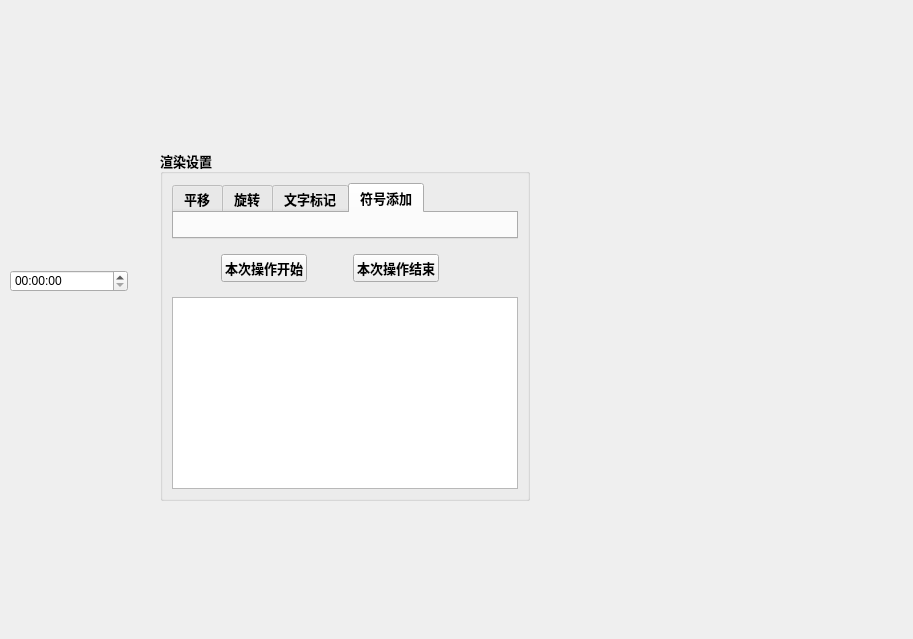
The window that task/Auxiliary_maintenance/maintenance_mask.ui (liuyu690806/AR) describes before a commit, drawn with Qt 5.
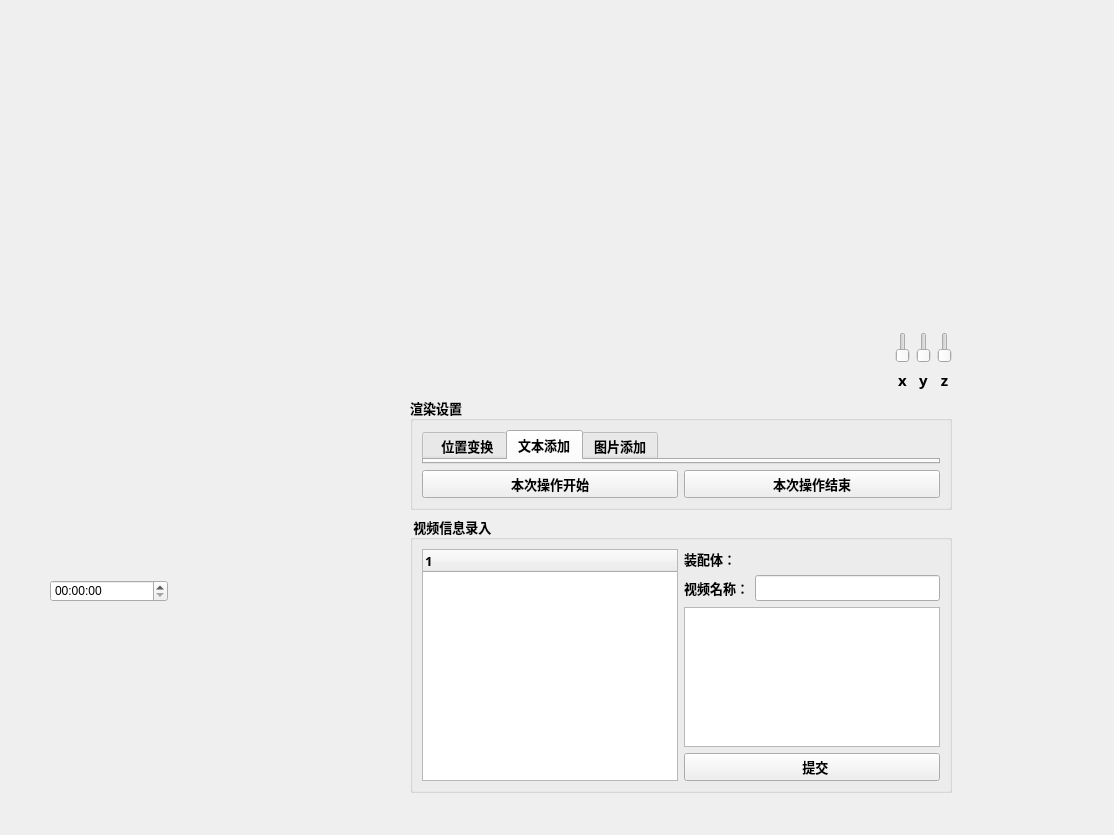
The same window after the commit.

```diff
--- a/task/Auxiliary_maintenance/maintenance_mask.ui
+++ b/task/Auxiliary_maintenance/maintenance_mask.ui
@@ -6,136 +6,18 @@
    <rect>
     <x>0</x>
     <y>0</y>
-    <width>913</width>
-    <height>639</height>
+    <width>1114</width>
+    <height>835</height>
    </rect>
   </property>
   <property name="windowTitle">
    <string>Form</string>
   </property>
-  <widget class="QGroupBox" name="gb_xr">
-   <property name="geometry">
-    <rect>
-     <x>160</x>
-     <y>150</y>
-     <width>370</width>
-     <height>351</height>
-    </rect>
-   </property>
-   <property name="font">
-    <font>
-     <family>微软雅黑</family>
-     <pointsize>10</pointsize>
-     <weight>75</weight>
-     <bold>true</bold>
-    </font>
-   </property>
-   <property name="title">
-    <string>渲染设置</string>
-   </property>
-   <layout class="QVBoxLayout" name="verticalLayout">
-    <item>
-     <widget class="QTabWidget" name="tab_addtag">
-      <property name="currentIndex">
-       <number>3</number>
-      </property>
-      <widget class="QWidget" name="tab_tran">
-       <attribute name="title">
-        <string>平移</string>
-       </attribute>
-      </widget>
-      <widget class="QWidget" name="tab_ro">
-       <attribute name="title">
-        <string>旋转</string>
-       </attribute>
-      </widget>
-      <widget class="QWidget" name="tab_addtext">
-       <attribute name="title">
-        <string>文字标记</string>
-       </attribute>
-      </widget>
-      <widget class="QWidget" name="tab">
-       <attribute name="title">
-        <string>符号添加</string>
-       </attribute>
-      </widget>
-     </widget>
-    </item>
-    <item>
-     <widget class="QWidget" name="widget" native="true">
-      <property name="sizePolicy">
-       <sizepolicy hsizetype="Fixed" vsizetype="Fixed">
-        <horstretch>0</horstretch>
-        <verstretch>0</verstretch>
-       </sizepolicy>
-      </property>
-      <layout class="QHBoxLayout" name="horizontalLayout">
-       <item>
-        <spacer name="horizontalSpacer">
-         <property name="orientation">
-          <enum>Qt::Horizontal</enum>
-         </property>
-         <property name="sizeHint" stdset="0">
-          <size>
-           <width>40</width>
-           <height>20</height>
-          </size>
-         </property>
-        </spacer>
-       </item>
-       <item>
-        <widget class="QPushButton" name="pushButton_2">
-         <property name="text">
-          <string>本次操作开始</string>
-         </property>
-        </widget>
-       </item>
-       <item>
-        <spacer name="horizontalSpacer_2">
-         <property name="orientation">
-          <enum>Qt::Horizontal</enum>
-         </property>
-         <property name="sizeHint" stdset="0">
-          <size>
-           <width>40</width>
-           <height>20</height>
-          </size>
-         </property>
-        </spacer>
-       </item>
-       <item>
-        <widget class="QPushButton" name="pushButton">
-         <property name="text">
-          <string>本次操作结束</string>
-         </property>
-        </widget>
-       </item>
-       <item>
-        <spacer name="horizontalSpacer_3">
-         <property name="orientation">
-          <enum>Qt::Horizontal</enum>
-         </property>
-         <property name="sizeHint" stdset="0">
-          <size>
-           <width>40</width>
-           <height>20</height>
-          </size>
-         </property>
-        </spacer>
-       </item>
-      </layout>
-     </widget>
-    </item>
-    <item>
-     <widget class="QListWidget" name="listWidget"/>
-    </item>
-   </layout>
-  </widget>
   <widget class="QTimeEdit" name="timeEdit">
    <property name="geometry">
     <rect>
-     <x>10</x>
-     <y>270</y>
+     <x>50</x>
+     <y>580</y>
      <width>118</width>
      <height>22</height>
     </rect>
@@ -144,22 +26,273 @@
   <widget class="QWidget" name="widget_vedio" native="true">
    <property name="geometry">
     <rect>
-     <x>10</x>
-     <y>80</y>
-     <width>120</width>
-     <height>141</height>
+     <x>30</x>
+     <y>30</y>
+     <width>81</width>
+     <height>531</height>
     </rect>
    </property>
   </widget>
-  <widget class="QWidget" name="widget_model" native="true">
+  <widget class="QWidget" name="verticalLayoutWidget_5">
    <property name="geometry">
     <rect>
-     <x>260</x>
-     <y>60</y>
-     <width>120</width>
-     <height>80</height>
+     <x>410</x>
+     <y>332</y>
+     <width>542</width>
+     <height>461</height>
     </rect>
    </property>
+   <layout class="QVBoxLayout" name="verticalLayout_5">
+    <property name="topMargin">
+     <number>0</number>
+    </property>
+    <property name="bottomMargin">
+     <number>0</number>
+    </property>
+    <item>
+     <layout class="QHBoxLayout" name="horizontalLayout_2">
+      <item>
+       <layout class="QGridLayout" name="gridLayout_3">
+        <item row="1" column="3">
+         <widget class="QLabel" name="label_3">
+          <property name="font">
+           <font>
+            <family>微软雅黑</family>
+            <pointsize>11</pointsize>
+            <weight>75</weight>
+            <bold>true</bold>
+           </font>
+          </property>
+          <property name="text">
+           <string>z</string>
+          </property>
+          <property name="alignment">
+           <set>Qt::AlignCenter</set>
+          </property>
+         </widget>
+        </item>
+        <item row="1" column="1">
+         <widget class="QLabel" name="label_2">
+          <property name="font">
+           <font>
+            <family>微软雅黑</family>
+            <pointsize>11</pointsize>
+            <weight>75</weight>
+            <bold>true</bold>
+           </font>
+          </property>
+          <property name="text">
+           <string>x</string>
+          </property>
+          <property name="alignment">
+           <set>Qt::AlignCenter</set>
+          </property>
+         </widget>
+        </item>
+        <item row="0" column="1">
+         <widget class="QSlider" name="verticalSlider">
+          <property name="orientation">
+           <enum>Qt::Vertical</enum>
+          </property>
+         </widget>
+        </item>
+        <item row="1" column="2">
+         <widget class="QLabel" name="label">
+          <property name="font">
+           <font>
+            <family>微软雅黑</family>
+            <pointsize>11</pointsize>
+            <weight>75</weight>
+            <bold>true</bold>
+           </font>
+          </property>
+          <property name="text">
+           <string>y</string>
+          </property>
+          <property name="alignment">
+           <set>Qt::AlignCenter</set>
+          </property>
+         </widget>
+        </item>
+        <item row="0" column="2">
+         <widget class="QSlider" name="verticalSlider_2">
+          <property name="orientation">
+           <enum>Qt::Vertical</enum>
+          </property>
+         </widget>
+        </item>
+        <item row="0" column="3">
+         <widget class="QSlider" name="verticalSlider_3">
+          <property name="orientation">
+           <enum>Qt::Vertical</enum>
+          </property>
+         </widget>
+        </item>
+        <item row="0" column="0">
+         <widget class="QWidget" name="widget_model" native="true"/>
+        </item>
+       </layout>
+      </item>
+     </layout>
+    </item>
+    <item>
+     <layout class="QVBoxLayout" name="verticalLayout_3"/>
+    </item>
+    <item>
+     <widget class="QGroupBox" name="gb_xuanran">
+      <property name="font">
+       <font>
+        <family>微软雅黑</family>
+        <pointsize>10</pointsize>
+        <weight>75</weight>
+        <bold>true</bold>
+       </font>
+      </property>
+      <property name="title">
+       <string>渲染设置</string>
+      </property>
+      <layout class="QGridLayout" name="gridLayout_2">
+       <item row="0" column="0" rowspan="2" colspan="2">
+        <layout class="QVBoxLayout" name="verticalLayout">
+         <item>
+          <widget class="QTabWidget" name="tabWidget">
+           <property name="currentIndex">
+            <number>1</number>
+           </property>
+           <widget class="QWidget" name="tab">
+            <attribute name="title">
+             <string>  位置变换</string>
+            </attribute>
+           </widget>
+           <widget class="QWidget" name="tab_2">
+            <attribute name="title">
+             <string>文本添加</string>
+            </attribute>
+           </widget>
+           <widget class="QWidget" name="tab_3">
+            <attribute name="title">
+             <string>图片添加</string>
+            </attribute>
+           </widget>
+          </widget>
+         </item>
+         <item>
+          <layout class="QHBoxLayout" name="horizontalLayout_3">
+           <item>
+            <widget class="QPushButton" name="btn_start">
+             <property name="sizePolicy">
+              <sizepolicy hsizetype="Preferred" vsizetype="Preferred">
+               <horstretch>0</horstretch>
+               <verstretch>0</verstretch>
+              </sizepolicy>
+             </property>
+             <property name="text">
+              <string>本次操作开始</string>
+             </property>
+            </widget>
+           </item>
+           <item>
+            <widget class="QPushButton" name="btn_stop">
+             <property name="sizePolicy">
+              <sizepolicy hsizetype="Preferred" vsizetype="Preferred">
+               <horstretch>0</horstretch>
+               <verstretch>0</verstretch>
+              </sizepolicy>
+             </property>
+             <property name="text">
+              <string>本次操作结束</string>
+             </property>
+            </widget>
+           </item>
+          </layout>
+         </item>
+        </layout>
+       </item>
+       <item row="1" column="1">
+        <widget class="QWidget" name="widget" native="true">
+         <property name="sizePolicy">
+          <sizepolicy hsizetype="Fixed" vsizetype="Fixed">
+           <horstretch>0</horstretch>
+           <verstretch>0</verstretch>
+          </sizepolicy>
+         </property>
+         <layout class="QHBoxLayout" name="horizontalLayout"/>
+        </widget>
+       </item>
+      </layout>
+     </widget>
+    </item>
+    <item>
+     <layout class="QVBoxLayout" name="verticalLayout_2">
+      <item>
+       <widget class="QGroupBox" name="gb_vedio_info">
+        <property name="font">
+         <font>
+          <family>微软雅黑</family>
+          <pointsize>10</pointsize>
+          <weight>75</weight>
+          <bold>true</bold>
+         </font>
+        </property>
+        <property name="title">
+         <string> 视频信息录入</string>
+        </property>
+        <layout class="QGridLayout" name="gridLayout">
+         <item row="0" column="1">
+          <widget class="QLabel" name="LB_assembly">
+           <property name="text">
+            <string>装配体：</string>
+           </property>
+          </widget>
+         </item>
+         <item row="0" column="2">
+          <widget class="QLabel" name="LB_assembly_name">
+           <property name="text">
+            <string/>
+           </property>
+          </widget>
+         </item>
+         <item row="1" column="1">
+          <widget class="QLabel" name="LB_vedio_name">
+           <property name="text">
+            <string>视频名称：</string>
+           </property>
+          </widget>
+         </item>
+         <item row="1" column="2">
+          <widget class="QLineEdit" name="LE_vedio_name"/>
+         </item>
+         <item row="2" column="1" colspan="2">
+          <widget class="QTextEdit" name="textEdit"/>
+         </item>
+         <item row="3" column="1" colspan="2">
+          <widget class="QPushButton" name="btn_submit">
+           <property name="text">
+            <string>  提交</string>
+           </property>
+          </widget>
+         </item>
+         <item row="0" column="0" rowspan="4">
+          <widget class="QTreeWidget" name="treeWidget">
+           <property name="sizePolicy">
+            <sizepolicy hsizetype="Expanding" vsizetype="Expanding">
+             <horstretch>0</horstretch>
+             <verstretch>0</verstretch>
+            </sizepolicy>
+           </property>
+           <column>
+            <property name="text">
+             <string notr="true">1</string>
+            </property>
+           </column>
+          </widget>
+         </item>
+        </layout>
+       </widget>
+      </item>
+     </layout>
+    </item>
+   </layout>
   </widget>
  </widget>
  <resources/>
```
